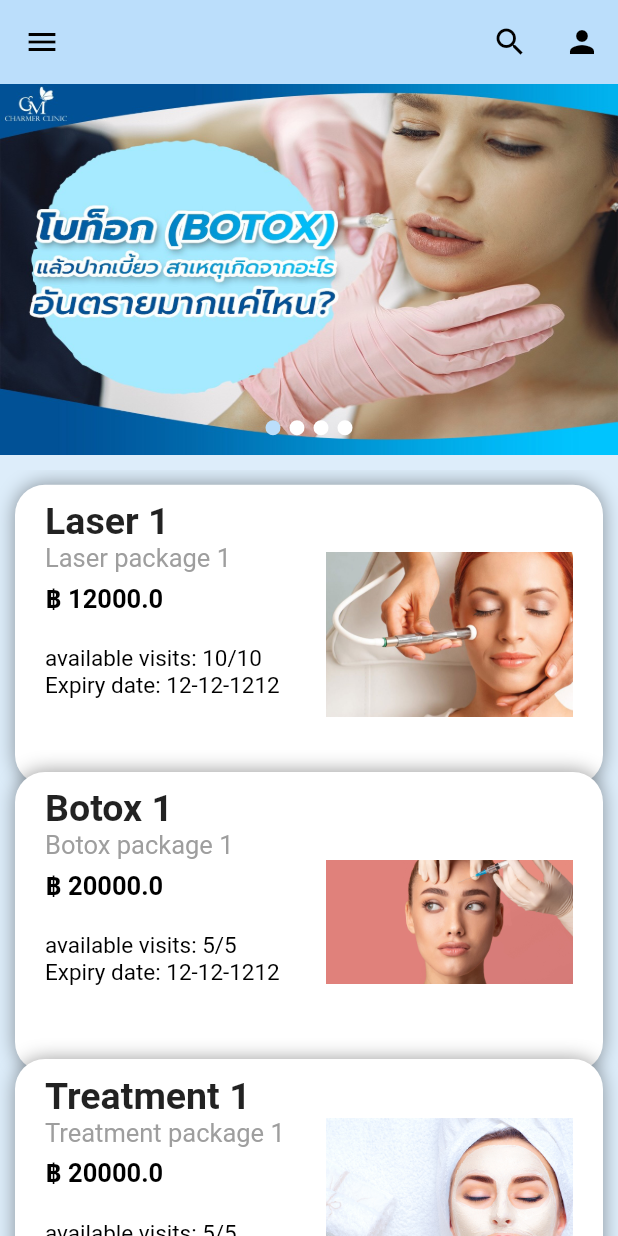
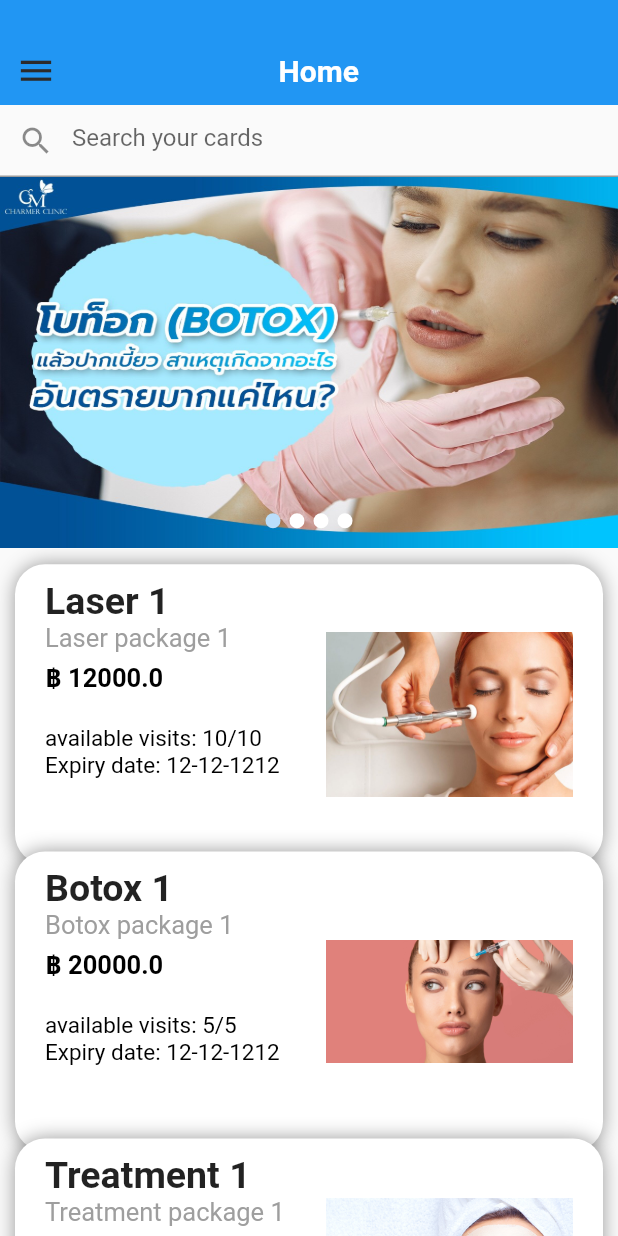
Before and after one commit to nloychin/card-collector-flutter, a Flutter app: the screen it shows after launch, on a phone screen of 412 x 824 dp. Run offline on Flutter 3.47's test engine with Material 2 defaults, Android fonts, the phone set to English and light mode, and no system bars; drawn by our look-alikes of card_swiper, flutter_slider_drawer.

Commit message:
add menu drawer

```diff
--- a/lib/main.dart
+++ b/lib/main.dart
@@ -1,7 +1,14 @@
 import 'package:card_collector/providers/card_provider.dart';
+import 'package:card_collector/screens/contact_screen.dart';
+import 'package:card_collector/screens/history_screen.dart';
 import 'package:card_collector/screens/home_screen.dart';
+import 'package:card_collector/screens/menu_screen.dart';
+import 'package:card_collector/screens/profile_screen.dart';
 import 'package:flutter/material.dart';
+import 'package:flutter_slider_drawer/flutter_slider_drawer.dart';
 import 'package:provider/provider.dart';
+
+import 'models/drawer_item_model.dart';
 
 void main() {
   runApp(const MyApp());
@@ -15,6 +22,9 @@
 }
 
 class _MyAppState extends State<MyApp> {
+  final GlobalKey<SliderDrawerState> _key = GlobalKey<SliderDrawerState>();
+  DrawerItem currItem = DrawerItems.home;
+
   @override
   Widget build(BuildContext context) {
     return MultiProvider(
@@ -24,10 +34,93 @@
         title: 'Card Collector Flutter Demo',
         theme: ThemeData(
           primarySwatch: Colors.blue,
-          scaffoldBackgroundColor: const Color.fromARGB(255, 221, 237, 250),
         ),
-        home: const HomeScreen(),
+        home: Scaffold(
+          body: SliderDrawer(
+            key: _key,
+            sliderOpenSize: 190,
+            appBar: getSliderAppBar(),
+            slider: MenuScreen(
+              currItem: currItem,
+              onSelectedItem: (item) {
+                setState(() => currItem = item);
+                _key.currentState!.closeSlider();
+              },
+            ),
+            child: getScreen(),
+          ),
+        ),
       ),
     );
   }
+
+  Widget getScreen() {
+    switch (currItem) {
+      case DrawerItems.home:
+        return const HomeScreen();
+      case DrawerItems.profile:
+        return const ProfileScreen();
+      case DrawerItems.history:
+        return const HistoryScreen();
+      case DrawerItems.contact:
+        return const ContactScreen();
+      default:
+        return const HomeScreen();
+    }
+  }
+
+  Widget getSliderAppBar() {
+    switch (currItem) {
+      case DrawerItems.home:
+        return SliderAppBar(
+          appBarColor: Colors.blue.shade500,
+          title: const Text("Home",
+              style: TextStyle(
+                fontSize: 20,
+                color: Colors.white,
+                fontWeight: FontWeight.w700,
+              )),
+        );
+      case DrawerItems.profile:
+        return SliderAppBar(
+          appBarColor: Colors.yellow.shade700,
+          title: const Text("Profile",
+              style: TextStyle(
+                fontSize: 20,
+                color: Colors.white,
+                fontWeight: FontWeight.w700,
+              )),
+        );
+      case DrawerItems.history:
+        return const SliderAppBar(
+          appBarColor: Colors.orange,
+          title: Text("History",
+              style: TextStyle(
+                fontSize: 20,
+                color: Colors.white,
+                fontWeight: FontWeight.w700,
+              )),
+        );
+      case DrawerItems.contact:
+        return const SliderAppBar(
+          appBarColor: Colors.red,
+          title: Text("Contact",
+              style: TextStyle(
+                fontSize: 20,
+                color: Colors.white,
+                fontWeight: FontWeight.w700,
+              )),
+        );
+      default:
+        return SliderAppBar(
+          appBarColor: Colors.blue.shade500,
+          title: const Text("Home",
+              style: TextStyle(
+                fontSize: 20,
+                color: Colors.white,
+                fontWeight: FontWeight.w700,
+              )),
+        );
+    }
+  }
 }
--- /dev/null
+++ b/lib/models/drawer_item_model.dart
@@ -0,0 +1,22 @@
+import 'package:flutter/material.dart';
+
+class DrawerItem {
+  final String title;
+  final IconData icon;
+
+  const DrawerItem(this.title, this.icon);
+}
+
+class DrawerItems {
+  static const home = DrawerItem('Home', Icons.home);
+  static const profile = DrawerItem('Profile', Icons.person);
+  static const history = DrawerItem('History', Icons.history);
+  static const contact = DrawerItem('Contact', Icons.contact_mail);
+
+  static const allMenu = <DrawerItem>[
+    home,
+    profile,
+    history,
+    contact,
+  ];
+}
--- a/lib/screens/home_screen.dart
+++ b/lib/screens/home_screen.dart
@@ -42,28 +42,16 @@ class _HomeScreenState extends State<HomeScreen> {
     List<CardModel> allCards = cardsProviders.getCards;
 
     return Scaffold(
-      appBar: AppBar(
-        elevation: 0,
-        backgroundColor: Colors.blue.shade100,
-        leading: const Icon(
-          Icons.menu,
-          color: Colors.black,
-        ),
-        actions: <Widget>[
-          IconButton(
-            icon: const Icon(Icons.search, color: Colors.black),
-            onPressed: () {},
-          ),
-          IconButton(
-            icon: const Icon(Icons.person, color: Colors.black),
-            onPressed: () {},
-          )
-        ],
-      ),
       body: Container(
         height: size.height,
         child: Column(
           children: <Widget>[
+            const TextField(
+              decoration: InputDecoration(
+                hintText: "Search your cards",
+                prefixIcon: Icon(Icons.search),
+              ),
+            ),
             AnimatedOpacity(
               duration: const Duration(milliseconds: 200),
               opacity: closeTopContainer ? 0 : 1,
@@ -94,7 +82,7 @@ class _HomeScreenState extends State<HomeScreen> {
               ),
             ),
             const SizedBox(
-              height: 10,
+              height: 1,
             ),
             Expanded(
                 child: ListView.builder(
--- a/pubspec.yaml
+++ b/pubspec.yaml
@@ -37,6 +37,8 @@ dependencies:
   provider: ^6.0.2
   card_swiper: ^2.0.3
   fancy_shimmer_image: ^2.0.2
+  flutter_zoom_drawer: ^3.0.2
+  flutter_slider_drawer: ^2.1.1
 
 dev_dependencies:
   flutter_test:
```
Also changed, not shown: lib/screens/contact_screen.dart (added, +10 -0 lines), lib/screens/history_screen.dart (added, +10 -0 lines), lib/screens/menu_screen.dart (added, +76 -0 lines), lib/screens/profile_screen.dart (added, +10 -0 lines), assets/images/avatar.jpeg (added), pubspec.lock.
